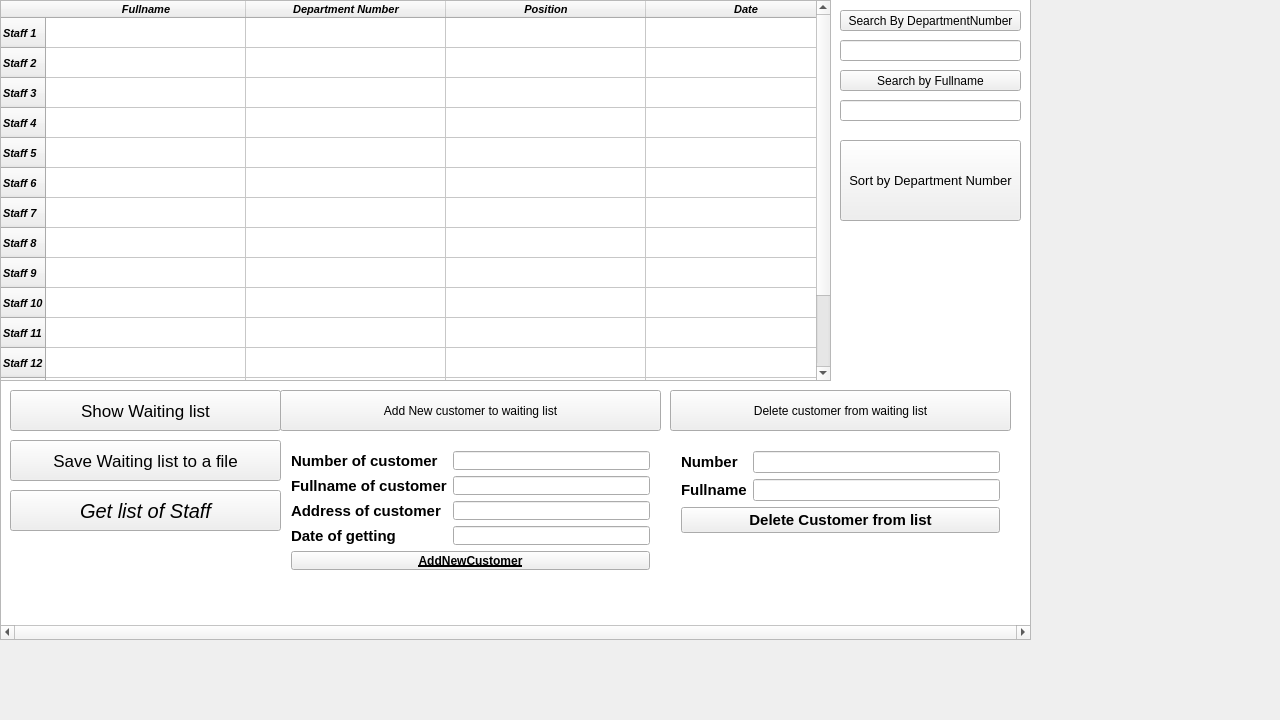
Qt form QT/Lab_3/Task_1v2/MainWindow.ui (PaShampusik/BSUIR) before a commit.
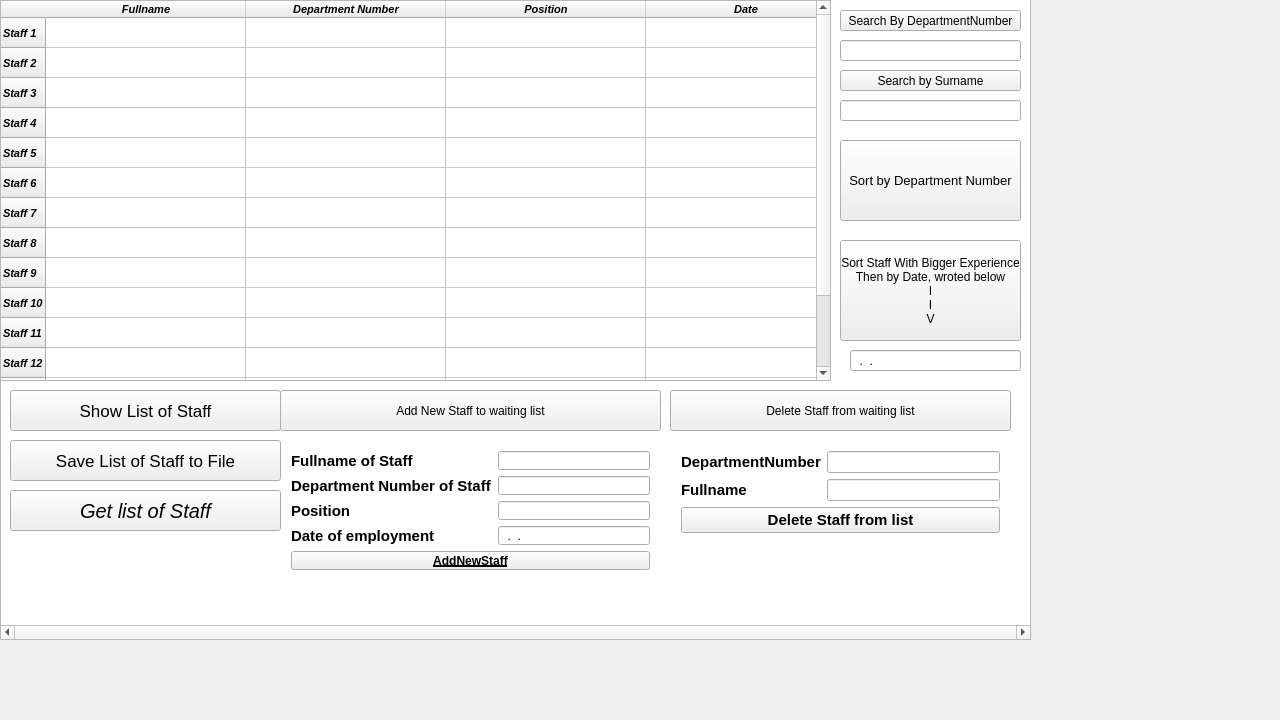
The same form after that commit.

```diff
--- a/QT/Lab_3/Task_1v2/MainWindow.ui
+++ b/QT/Lab_3/Task_1v2/MainWindow.ui
@@ -23,7 +23,7 @@
     </rect>
    </property>
    <property name="text">
-    <string>Add New customer to waiting list</string>
+    <string>Add New Staff to waiting list</string>
    </property>
   </widget>
   <widget class="QWidget" name="formLayoutWidget_3">
@@ -45,14 +45,14 @@
        </font>
       </property>
       <property name="text">
-       <string>Number</string>
+       <string>DepartmentNumber</string>
       </property>
      </widget>
     </item>
     <item row="0" column="1">
      <widget class="QLineEdit" name="lineEdit_3">
       <property name="inputMask">
-       <string>0000000000</string>
+       <string/>
       </property>
      </widget>
     </item>
@@ -75,22 +75,6 @@
       </property>
      </widget>
     </item>
-    <item row="1" column="1">
-     <widget class="QLineEdit" name="lineEdit_4">
-      <property name="sizePolicy">
-       <sizepolicy hsizetype="Expanding" vsizetype="Fixed">
-        <horstretch>0</horstretch>
-        <verstretch>0</verstretch>
-       </sizepolicy>
-      </property>
-      <property name="inputMask">
-       <string/>
-      </property>
-      <property name="maxLength">
-       <number>30</number>
-      </property>
-     </widget>
-    </item>
     <item row="2" column="0" colspan="2">
      <widget class="QPushButton" name="pushButton_3">
       <property name="font">
@@ -100,16 +84,35 @@
        </font>
       </property>
       <property name="text">
-       <string>Delete Customer from list</string>
+       <string>Delete Staff from list</string>
+      </property>
+     </widget>
+    </item>
+    <item row="1" column="1">
+     <widget class="QLineEdit" name="lineEdit_4">
+      <property name="sizePolicy">
+       <sizepolicy hsizetype="Expanding" vsizetype="Fixed">
+        <horstretch>0</horstretch>
+        <verstretch>0</verstretch>
+       </sizepolicy>
+      </property>
+      <property name="inputMask">
+       <string/>
+      </property>
+      <property name="maxLength">
+       <number>40</number>
+      </property>
+      <property name="dragEnabled">
+       <bool>false</bool>
       </property>
      </widget>
     </item>
    </layout>
    <zorder>lineEdit_3</zorder>
    <zorder>label_4</zorder>
-   <zorder>lineEdit_4</zorder>
    <zorder>pushButton_3</zorder>
    <zorder>label_3</zorder>
+   <zorder>lineEdit_4</zorder>
   </widget>
   <widget class="QWidget" name="formLayoutWidget">
    <property name="geometry">
@@ -130,14 +133,14 @@
        </font>
       </property>
       <property name="text">
-       <string>Number of customer</string>
+       <string>Fullname of Staff</string>
       </property>
      </widget>
     </item>
     <item row="0" column="1">
      <widget class="QLineEdit" name="AddNumber">
       <property name="inputMask">
-       <string>0000000000</string>
+       <string>aaaaaaaaaaaaaaaaaaaaaaaaaaaaaaaaaaaaaaaaaa</string>
       </property>
       <property name="dragEnabled">
        <bool>false</bool>
@@ -153,14 +156,17 @@
        </font>
       </property>
       <property name="text">
-       <string>Fullname of customer</string>
+       <string>Department Number of Staff</string>
       </property>
      </widget>
     </item>
     <item row="1" column="1">
      <widget class="QLineEdit" name="lineEdit_7">
+      <property name="inputMask">
+       <string>000000000000000000000000000</string>
+      </property>
       <property name="maxLength">
-       <number>30</number>
+       <number>27</number>
       </property>
       <property name="dragEnabled">
        <bool>true</bool>
@@ -176,14 +182,17 @@
        </font>
       </property>
       <property name="text">
-       <string>Address of customer</string>
+       <string>Position</string>
       </property>
      </widget>
     </item>
     <item row="2" column="1">
      <widget class="QLineEdit" name="AddAddress">
+      <property name="inputMask">
+       <string>aaaaaaaaaaaaaaaaaaaaaaaaaaaaaaaa</string>
+      </property>
       <property name="maxLength">
-       <number>25</number>
+       <number>32</number>
       </property>
      </widget>
     </item>
@@ -196,12 +205,16 @@
        </font>
       </property>
       <property name="text">
-       <string>Date of getting </string>
+       <string>Date of employment</string>
       </property>
      </widget>
     </item>
     <item row="3" column="1">
-     <widget class="QLineEdit" name="AddDate"/>
+     <widget class="QLineEdit" name="AddDate">
+      <property name="inputMask">
+       <string>00.00.0000</string>
+      </property>
+     </widget>
     </item>
     <item row="4" column="0" colspan="2">
      <widget class="QPushButton" name="AddCustomer">
@@ -214,7 +227,7 @@
        </font>
       </property>
       <property name="text">
-       <string>AddNewCustomer</string>
+       <string>AddNewStaff</string>
       </property>
      </widget>
     </item>
@@ -263,7 +276,7 @@
     </font>
    </property>
    <property name="text">
-    <string>Show Waiting list</string>
+    <string>Show List of Staff</string>
    </property>
   </widget>
   <widget class="QLineEdit" name="lineEdit_5">
@@ -276,7 +289,7 @@
     </rect>
    </property>
    <property name="inputMask">
-    <string>aaaaaaaaaaaaaaa</string>
+    <string>aaaaaaaaaaaaaaaaaaaaaaaaaaaaaaaaaa</string>
    </property>
   </widget>
   <widget class="QPushButton" name="SearchByNumber">
@@ -309,7 +322,7 @@
     </rect>
    </property>
    <property name="text">
-    <string>Delete customer from waiting list</string>
+    <string>Delete Staff from waiting list</string>
    </property>
   </widget>
   <widget class="QGraphicsView" name="graphicsView">
@@ -365,7 +378,7 @@
     </font>
    </property>
    <property name="text">
-    <string>Search by Fullname</string>
+    <string>Search by Surname</string>
    </property>
   </widget>
   <widget class="QTableWidget" name="tableWidget">
@@ -519,7 +532,7 @@
     </font>
    </property>
    <property name="text">
-    <string>Save Waiting list to a file</string>
+    <string>Save List of Staff to File</string>
    </property>
   </widget>
   <widget class="QLineEdit" name="lineEdit">
@@ -532,10 +545,40 @@
     </rect>
    </property>
    <property name="inputMask">
-    <string>0000000000</string>
+    <string>0000000000000000000</string>
    </property>
    <property name="maxLength">
-    <number>10</number>
+    <number>19</number>
+   </property>
+  </widget>
+  <widget class="QPushButton" name="ExpSort">
+   <property name="geometry">
+    <rect>
+     <x>840</x>
+     <y>240</y>
+     <width>181</width>
+     <height>101</height>
+    </rect>
+   </property>
+   <property name="text">
+    <string>Sort Staff With Bigger Experience
+Then by Date, wroted below
+I
+I
+V</string>
+   </property>
+  </widget>
+  <widget class="QLineEdit" name="Experience">
+   <property name="geometry">
+    <rect>
+     <x>850</x>
+     <y>350</y>
+     <width>171</width>
+     <height>21</height>
+    </rect>
+   </property>
+   <property name="inputMask">
+    <string>00.00.0000</string>
    </property>
   </widget>
   <zorder>graphicsView</zorder>
@@ -552,6 +595,8 @@
   <zorder>Sort</zorder>
   <zorder>lineEdit</zorder>
   <zorder>lineEdit_5</zorder>
+  <zorder>ExpSort</zorder>
+  <zorder>Experience</zorder>
  </widget>
  <layoutdefault spacing="6" margin="11"/>
  <resources>
```
